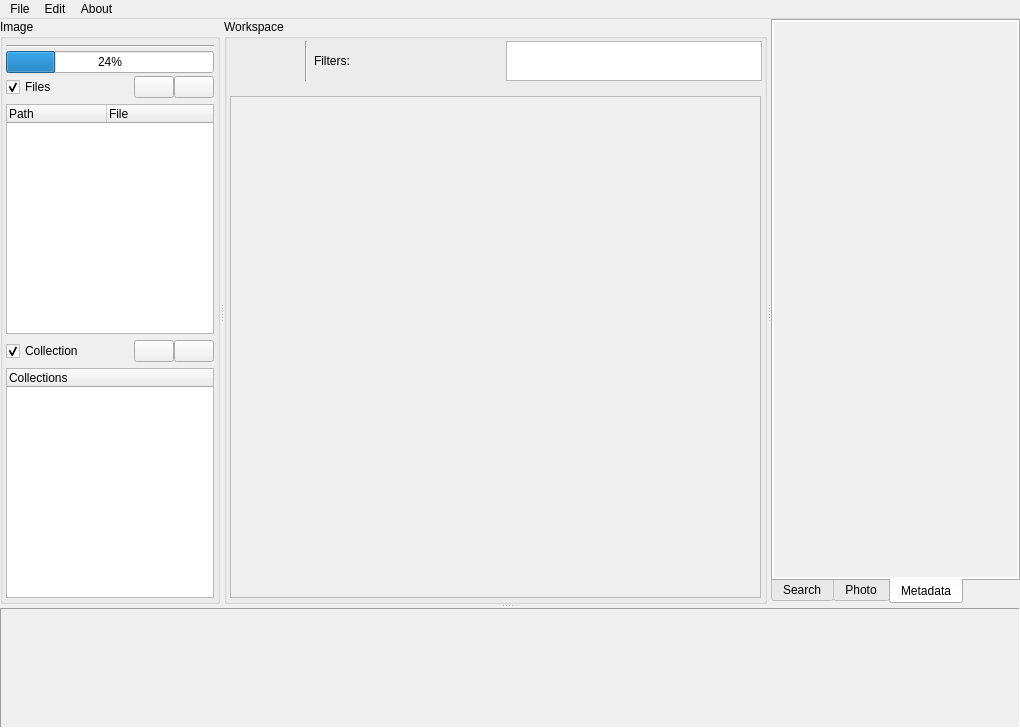
First picture: the form in workflow/ui/emamainwindow.ui, repository cseyve/piaf, before the edit.
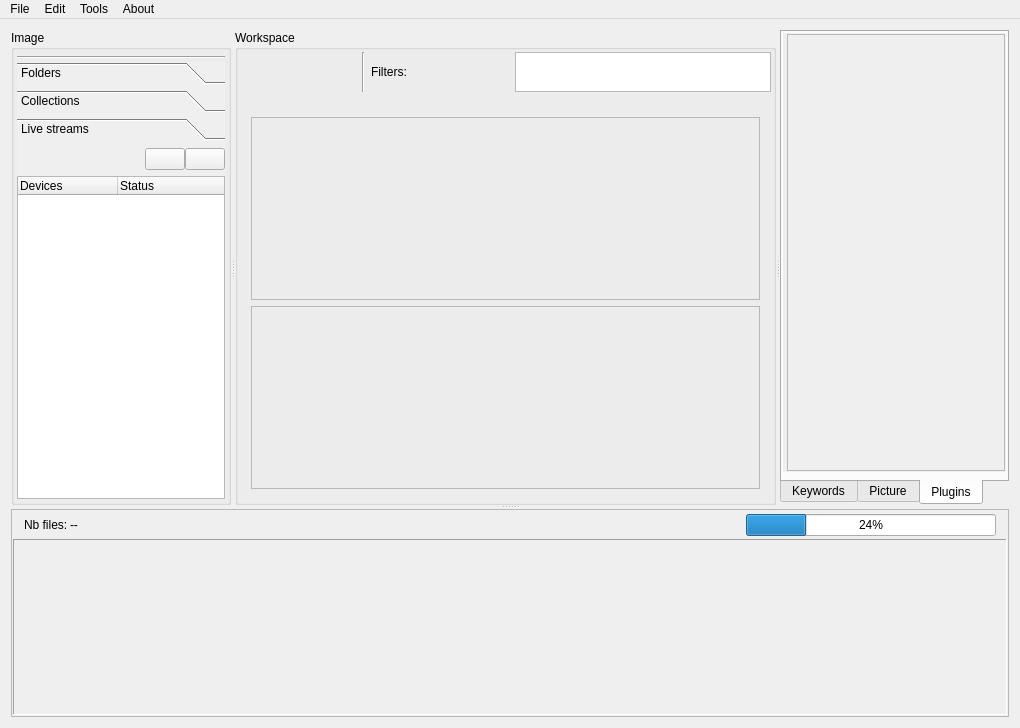
Second picture: the form after the edit. The open tabs and pages were chosen to show the change. Icons and pictures are not drawn. Custom widgets are drawn as their Qt base class.

Commit message: Piaf workflow: compilation is done! Piaf plugin sequencer now compile, still many works to make it functional ! (please heeeellllp !)

```diff
--- a/workflow/ui/emamainwindow.ui
+++ b/workflow/ui/emamainwindow.ui
@@ -11,7 +11,7 @@
    </rect>
   </property>
   <property name="windowTitle">
-   <string>Ema - Sort your pictures</string>
+   <string>Piaf Workflow</string>
   </property>
   <property name="windowIcon">
    <iconset resource="../ema.qrc">
@@ -22,14 +22,8 @@
   </property>
   <widget class="QWidget" name="centralwidget">
    <layout class="QVBoxLayout" name="verticalLayout">
-    <property name="spacing">
-     <number>1</number>
-    </property>
-    <property name="margin">
-     <number>0</number>
-    </property>
     <item>
-     <widget class="QSplitter" name="splitter_3">
+     <widget class="QSplitter" name="splitter">
       <property name="orientation">
        <enum>Qt::Vertical</enum>
       </property>
@@ -71,16 +65,6 @@
            </property>
           </widget>
          </item>
-         <item>
-          <widget class="QProgressBar" name="loadProgressBar">
-           <property name="toolTip">
-            <string>Files importation progress</string>
-           </property>
-           <property name="value">
-            <number>24</number>
-           </property>
-          </widget>
-         </item>
          <item>
           <widget class="QScrollArea" name="leftScrollArea">
            <property name="frameShape">
@@ -98,7 +82,7 @@
               <x>0</x>
               <y>0</y>
               <width>206</width>
-              <height>510</height>
+              <height>485</height>
              </rect>
             </property>
             <layout class="QVBoxLayout" name="verticalLayout_14">
@@ -106,28 +90,52 @@
               <number>0</number>
              </property>
              <item>
-              <widget class="QWidget" name="widget" native="true">
-               <layout class="QHBoxLayout" name="horizontalLayout">
+              <widget class="QToolBox" name="inputsToolBox">
+               <property name="sizePolicy">
+                <sizepolicy hsizetype="Preferred" vsizetype="Expanding">
+                 <horstretch>0</horstretch>
+                 <verstretch>0</verstretch>
+                </sizepolicy>
+               </property>
+               <property name="toolTip">
+                <string>Live stream devices</string>
+               </property>
+               <property name="currentIndex">
+                <number>0</number>
+               </property>
+               <widget class="QWidget" name="page">
+                <property name="geometry">
+                 <rect>
+                  <x>0</x>
+                  <y>0</y>
+                  <width>206</width>
+                  <height>398</height>
+                 </rect>
+                </property>
+                <attribute name="label">
+                 <string>Folders</string>
+                </attribute>
+                <layout class="QVBoxLayout" name="verticalLayout_7">
                 <property name="spacing">
                  <number>0</number>
                 </property>
-                <property name="margin">
+                 <property name="leftMargin">
+                  <number>0</number>
+                 </property>
+                 <property name="topMargin">
+                  <number>2</number>
+                 </property>
+                 <property name="rightMargin">
+                  <number>0</number>
+                 </property>
+                 <property name="bottomMargin">
                  <number>0</number>
                 </property>
                 <item>
-                 <widget class="QCheckBox" name="filesShowCheckBox">
-                  <property name="text">
-                   <string>Files</string>
-                  </property>
-                  <property name="icon">
-                   <iconset resource="../ema.qrc">
-                    <normaloff>:/icons/icons/16x16/view-list-tree.png</normaloff>:/icons/icons/16x16/view-list-tree.png</iconset>
-                  </property>
-                  <property name="checked">
-                   <bool>true</bool>
-                  </property>
-                 </widget>
-                </item>
+                  <layout class="QHBoxLayout" name="horizontalLayout_2">
+                   <property name="spacing">
+                    <number>0</number>
+                   </property>
                 <item>
                  <spacer name="horizontalSpacer_3">
                   <property name="orientation">
@@ -135,8 +143,8 @@
                   </property>
                   <property name="sizeHint" stdset="0">
                    <size>
-                    <width>40</width>
-                    <height>20</height>
+                       <width>27</width>
+                       <height>31</height>
                    </size>
                   </property>
                  </spacer>
@@ -144,7 +152,7 @@
                 <item>
                  <widget class="QPushButton" name="filesLoadButton">
                   <property name="toolTip">
-                   <string>Add a list of picture files</string>
+                      <string>Add a directory to managed directories list</string>
                   </property>
                   <property name="text">
                    <string/>
@@ -153,6 +161,12 @@
                    <iconset resource="../ema.qrc">
                     <normaloff>:/icons/icons/16x16/list-add.png</normaloff>:/icons/icons/16x16/list-add.png</iconset>
                   </property>
+                     <property name="iconSize">
+                      <size>
+                       <width>16</width>
+                       <height>16</height>
+                      </size>
+                     </property>
                   <property name="shortcut">
                    <string>Ctrl+O</string>
                   </property>
@@ -161,7 +175,7 @@
                 <item>
                  <widget class="QPushButton" name="filesClearButton">
                   <property name="toolTip">
-                   <string>Clear the files</string>
+                      <string>Remove selected directory</string>
                   </property>
                   <property name="text">
                    <string/>
@@ -170,10 +184,15 @@
                    <iconset resource="../ema.qrc">
                     <normaloff>:/icons/icons/16x16/list-remove.png</normaloff>:/icons/icons/16x16/list-remove.png</iconset>
                   </property>
+                     <property name="iconSize">
+                      <size>
+                       <width>16</width>
+                       <height>16</height>
+                      </size>
+                     </property>
                  </widget>
                 </item>
                </layout>
-              </widget>
              </item>
              <item>
               <widget class="QTreeWidget" name="filesTreeWidget">
@@ -191,11 +210,41 @@
                </column>
                <column>
                 <property name="text">
-                 <string>File</string>
+                     <string>Files</string>
                 </property>
                </column>
               </widget>
              </item>
+                </layout>
+               </widget>
+               <widget class="QWidget" name="page_2">
+                <property name="geometry">
+                 <rect>
+                  <x>0</x>
+                  <y>0</y>
+                  <width>206</width>
+                  <height>398</height>
+                 </rect>
+                </property>
+                <attribute name="label">
+                 <string>Collections</string>
+                </attribute>
+                <layout class="QVBoxLayout" name="verticalLayout_9">
+                 <property name="spacing">
+                  <number>0</number>
+                 </property>
+                 <property name="leftMargin">
+                  <number>0</number>
+                 </property>
+                 <property name="topMargin">
+                  <number>2</number>
+                 </property>
+                 <property name="rightMargin">
+                  <number>0</number>
+                 </property>
+                 <property name="bottomMargin">
+                  <number>0</number>
+                 </property>
              <item>
               <widget class="QWidget" name="widget_2" native="true">
                <layout class="QHBoxLayout" name="horizontalLayout_16">
@@ -205,16 +254,6 @@
                 <property name="margin">
                  <number>0</number>
                 </property>
-                <item>
-                 <widget class="QCheckBox" name="collecShowCheckBox">
-                  <property name="text">
-                   <string>Collection</string>
-                  </property>
-                  <property name="checked">
-                   <bool>true</bool>
-                  </property>
-                 </widget>
-                </item>
                 <item>
                  <spacer name="horizontalSpacer_2">
                   <property name="orientation">
@@ -240,6 +279,12 @@
                    <iconset resource="../ema.qrc">
                     <normaloff>:/icons/icons/16x16/list-add.png</normaloff>:/icons/icons/16x16/list-add.png</iconset>
                   </property>
+                      <property name="iconSize">
+                       <size>
+                        <width>16</width>
+                        <height>16</height>
+                       </size>
+                      </property>
                  </widget>
                 </item>
                 <item>
@@ -254,6 +299,12 @@
                    <iconset resource="../ema.qrc">
                     <normaloff>:/icons/icons/16x16/list-remove.png</normaloff>:/icons/icons/16x16/list-remove.png</iconset>
                   </property>
+                      <property name="iconSize">
+                       <size>
+                        <width>16</width>
+                        <height>16</height>
+                       </size>
+                      </property>
                  </widget>
                 </item>
                </layout>
@@ -273,6 +324,107 @@
              </item>
             </layout>
            </widget>
+               <widget class="QWidget" name="page_3">
+                <property name="geometry">
+                 <rect>
+                  <x>0</x>
+                  <y>0</y>
+                  <width>206</width>
+                  <height>398</height>
+                 </rect>
+                </property>
+                <attribute name="label">
+                 <string>Live streams</string>
+                </attribute>
+                <layout class="QVBoxLayout" name="verticalLayout_12">
+                 <property name="leftMargin">
+                  <number>0</number>
+                 </property>
+                 <property name="topMargin">
+                  <number>2</number>
+                 </property>
+                 <property name="rightMargin">
+                  <number>0</number>
+                 </property>
+                 <property name="bottomMargin">
+                  <number>0</number>
+                 </property>
+                 <item>
+                  <widget class="QWidget" name="widget_3" native="true">
+                   <layout class="QHBoxLayout" name="horizontalLayout_17">
+                    <property name="spacing">
+                     <number>0</number>
+                    </property>
+                    <property name="margin">
+                     <number>0</number>
+                    </property>
+                    <item>
+                     <spacer name="horizontalSpacer_4">
+                      <property name="orientation">
+                       <enum>Qt::Horizontal</enum>
+                      </property>
+                      <property name="sizeHint" stdset="0">
+                       <size>
+                        <width>40</width>
+                        <height>20</height>
+                       </size>
+                      </property>
+                     </spacer>
+                    </item>
+                    <item>
+                     <widget class="QPushButton" name="deviceAddButton">
+                      <property name="toolTip">
+                       <string>Create a new collection</string>
+                      </property>
+                      <property name="text">
+                       <string/>
+                      </property>
+                      <property name="icon">
+                       <iconset resource="../ema.qrc">
+                        <normaloff>:/icons/icons/16x16/list-add.png</normaloff>:/icons/icons/16x16/list-add.png</iconset>
+                      </property>
+                     </widget>
+                    </item>
+                    <item>
+                     <widget class="QPushButton" name="deviceClearButton">
+                      <property name="toolTip">
+                       <string>Clear the list of collections</string>
+                      </property>
+                      <property name="text">
+                       <string/>
+                      </property>
+                      <property name="icon">
+                       <iconset resource="../ema.qrc">
+                        <normaloff>:/icons/icons/16x16/list-remove.png</normaloff>:/icons/icons/16x16/list-remove.png</iconset>
+                      </property>
+                     </widget>
+                    </item>
+                   </layout>
+                  </widget>
+                 </item>
+                 <item>
+                  <widget class="QTreeWidget" name="deviceTreeWidget">
+                   <property name="toolTip">
+                    <string>List of live devices</string>
+                   </property>
+                   <column>
+                    <property name="text">
+                     <string>Devices</string>
+                    </property>
+                   </column>
+                   <column>
+                    <property name="text">
+                     <string>Status</string>
+                    </property>
+                   </column>
+                  </widget>
+                 </item>
+                </layout>
+               </widget>
+              </widget>
+             </item>
+            </layout>
+           </widget>
           </widget>
          </item>
         </layout>
@@ -384,6 +536,20 @@
              </property>
             </widget>
            </item>
+           <item>
+            <widget class="QPushButton" name="workspaceButton">
+             <property name="text">
+              <string/>
+             </property>
+             <property name="icon">
+              <iconset resource="../ema.qrc">
+               <normaloff>:/icons/icons/16x16/view-list-tree.png</normaloff>:/icons/icons/16x16/view-list-tree.png</iconset>
+             </property>
+             <property name="flat">
+              <bool>true</bool>
+             </property>
+            </widget>
+           </item>
            <item>
             <widget class="Line" name="line_4">
              <property name="orientation">
@@ -435,7 +601,7 @@
          <item>
           <widget class="QStackedWidget" name="stackedWidget">
            <property name="currentIndex">
-            <number>1</number>
+            <number>2</number>
            </property>
            <widget class="QWidget" name="page_mainImage">
             <layout class="QVBoxLayout" name="verticalLayout_11">
@@ -468,8 +634,8 @@
                  <rect>
                   <x>0</x>
                   <y>0</y>
-                  <width>521</width>
-                  <height>488</height>
+                  <width>96</width>
+                  <height>26</height>
                  </rect>
                 </property>
                 <layout class="QVBoxLayout" name="verticalLayout_6">
@@ -497,6 +663,30 @@
              </item>
             </layout>
            </widget>
+           <widget class="QWidget" name="page_workspace">
+            <layout class="QVBoxLayout" name="verticalLayout_13">
+             <item>
+              <widget class="QFrame" name="workshopFrame">
+               <property name="frameShape">
+                <enum>QFrame::StyledPanel</enum>
+               </property>
+               <property name="frameShadow">
+                <enum>QFrame::Raised</enum>
+               </property>
+              </widget>
+             </item>
+             <item>
+              <widget class="QFrame" name="frame_2">
+               <property name="frameShape">
+                <enum>QFrame::StyledPanel</enum>
+               </property>
+               <property name="frameShadow">
+                <enum>QFrame::Raised</enum>
+               </property>
+              </widget>
+             </item>
+            </layout>
+           </widget>
           </widget>
          </item>
         </layout>
@@ -531,7 +721,7 @@
         </property>
         <widget class="QWidget" name="tabSearch">
          <attribute name="title">
-          <string>Search</string>
+          <string>Keywords</string>
          </attribute>
          <attribute name="toolTip">
           <string>Search by criterions</string>
@@ -564,7 +754,7 @@
           <item>
            <widget class="QLabel" name="keywLabel">
             <property name="text">
-             <string>Keyword (IPTC)</string>
+             <string>Keyword </string>
             </property>
            </widget>
           </item>
@@ -576,7 +766,11 @@
             <item>
              <widget class="QPushButton" name="searchButton">
               <property name="text">
-               <string>&gt;</string>
+               <string/>
+              </property>
+              <property name="icon">
+               <iconset resource="../ema.qrc">
+                <normaloff>:/icons/icons/16x16/view-filter.png</normaloff>:/icons/icons/16x16/view-filter.png</iconset>
               </property>
              </widget>
             </item>
@@ -657,6 +851,9 @@
             </item>
            </layout>
           </item>
+          <item>
+           <widget class="MetadataWidget" name="exifScrollArea" native="true"/>
+          </item>
           <item>
            <spacer name="verticalSpacer_2">
             <property name="orientation">
@@ -674,7 +871,7 @@
         </widget>
         <widget class="QWidget" name="tab_info">
          <attribute name="title">
-          <string>Photo</string>
+          <string>Picture</string>
          </attribute>
          <attribute name="toolTip">
           <string>Information about current picture</string>
@@ -698,9 +895,9 @@
           </item>
          </layout>
         </widget>
-        <widget class="QWidget" name="tab_metadata">
+        <widget class="QWidget" name="tab_plugins">
          <attribute name="title">
-          <string>Metadata</string>
+          <string>Plugins</string>
          </attribute>
          <attribute name="toolTip">
           <string>Metadata</string>
@@ -725,8 +922,8 @@
               <rect>
                <x>0</x>
                <y>0</y>
-               <width>245</width>
-               <height>546</height>
+               <width>210</width>
+               <height>479</height>
               </rect>
              </property>
              <layout class="QVBoxLayout" name="verticalLayout_3">
@@ -743,16 +940,101 @@
                <number>1</number>
               </property>
               <item>
-               <widget class="MetadataWidget" name="exifScrollArea" native="true"/>
+               <widget class="QFrame" name="pluginsFrame">
+                <property name="frameShape">
+                 <enum>QFrame::StyledPanel</enum>
+                </property>
+                <property name="frameShadow">
+                 <enum>QFrame::Raised</enum>
+                </property>
+               </widget>
               </item>
              </layout>
             </widget>
            </widget>
           </item>
+          <item>
+           <widget class="PluginEditorForm" name="pluginManagerForm" native="true"/>
+          </item>
          </layout>
         </widget>
        </widget>
       </widget>
+      <widget class="QFrame" name="bottomFrame">
+       <property name="frameShape">
+        <enum>QFrame::StyledPanel</enum>
+       </property>
+       <property name="frameShadow">
+        <enum>QFrame::Raised</enum>
+       </property>
+       <layout class="QVBoxLayout" name="verticalLayout_15">
+        <property name="spacing">
+         <number>1</number>
+        </property>
+        <property name="leftMargin">
+         <number>1</number>
+        </property>
+        <property name="topMargin">
+         <number>4</number>
+        </property>
+        <property name="rightMargin">
+         <number>1</number>
+        </property>
+        <property name="bottomMargin">
+         <number>1</number>
+        </property>
+        <item>
+         <widget class="QWidget" name="widget" native="true">
+          <layout class="QHBoxLayout" name="horizontalLayout">
+           <property name="spacing">
+            <number>2</number>
+           </property>
+           <property name="topMargin">
+            <number>0</number>
+           </property>
+           <property name="bottomMargin">
+            <number>2</number>
+           </property>
+           <item>
+            <widget class="QLabel" name="label">
+             <property name="text">
+              <string>Nb files:</string>
+             </property>
+            </widget>
+           </item>
+           <item>
+            <widget class="QLabel" name="nbFilesLabel">
+             <property name="sizePolicy">
+              <sizepolicy hsizetype="Expanding" vsizetype="Preferred">
+               <horstretch>0</horstretch>
+               <verstretch>0</verstretch>
+              </sizepolicy>
+             </property>
+             <property name="text">
+              <string>--</string>
+             </property>
+            </widget>
+           </item>
+           <item>
+            <widget class="QProgressBar" name="loadProgressBar">
+             <property name="maximumSize">
+              <size>
+               <width>250</width>
+               <height>16777215</height>
+              </size>
+             </property>
+             <property name="toolTip">
+              <string>Files importation progress</string>
+             </property>
+             <property name="value">
+              <number>24</number>
+             </property>
+            </widget>
+           </item>
+          </layout>
+         </widget>
+        </item>
+        <item>
       <widget class="QScrollArea" name="imageScrollArea">
        <property name="minimumSize">
         <size>
@@ -786,13 +1068,16 @@
          <rect>
           <x>0</x>
           <y>0</y>
-          <width>1018</width>
+             <width>996</width>
           <height>118</height>
          </rect>
         </property>
         <layout class="QHBoxLayout" name="horizontalLayout_3"/>
        </widget>
       </widget>
+        </item>
+       </layout>
+      </widget>
      </widget>
     </item>
    </layout>
@@ -811,6 +1096,7 @@
      <string>File</string>
     </property>
     <addaction name="actionPreferences"/>
+    <addaction name="actionQuit"/>
    </widget>
    <widget class="QMenu" name="menuAbout">
     <property name="title">
@@ -823,19 +1109,75 @@
      <string>Edit</string>
     </property>
    </widget>
+   <widget class="QMenu" name="menuTools">
+    <property name="title">
+     <string>Tools</string>
+    </property>
+    <addaction name="actionConvert_images_to_AVI"/>
+    <addaction name="actionBatch_processor"/>
+    <addaction name="actionEdit_plugins"/>
+   </widget>
    <addaction name="menuFile"/>
    <addaction name="menuEdit"/>
+   <addaction name="menuTools"/>
    <addaction name="menuAbout"/>
   </widget>
   <action name="actionPreferences">
+   <property name="icon">
+    <iconset resource="../../main/piaf.qrc">
+     <normaloff>:/images/16x16/configure.png</normaloff>:/images/16x16/configure.png</iconset>
+   </property>
    <property name="text">
     <string>Preferences</string>
    </property>
   </action>
   <action name="actionAbout">
+   <property name="icon">
+    <iconset resource="../ema.qrc">
+     <normaloff>:/icons/icons/16x16/help-about.png</normaloff>:/icons/icons/16x16/help-about.png</iconset>
+   </property>
    <property name="text">
     <string>About Ema</string>
    </property>
+   <property name="toolTip">
+    <string>About Piaf Workflow</string>
+   </property>
+  </action>
+  <action name="actionConvert_images_to_AVI">
+   <property name="icon">
+    <iconset resource="../../main/piaf.qrc">
+     <normaloff>:/images/16x16/tool-animator.png</normaloff>:/images/16x16/tool-animator.png</iconset>
+   </property>
+   <property name="text">
+    <string>Convert images to AVI</string>
+   </property>
+  </action>
+  <action name="actionBatch_processor">
+   <property name="icon">
+    <iconset resource="../../main/piaf.qrc">
+     <normaloff>:/images/16x16/system-run.png</normaloff>:/images/16x16/system-run.png</iconset>
+   </property>
+   <property name="text">
+    <string>Batch processor</string>
+   </property>
+  </action>
+  <action name="actionEdit_plugins">
+   <property name="icon">
+    <iconset resource="../../main/piaf.qrc">
+     <normaloff>:/images/pixmaps/filter.png</normaloff>:/images/pixmaps/filter.png</iconset>
+   </property>
+   <property name="text">
+    <string>Edit plugins</string>
+   </property>
+  </action>
+  <action name="actionQuit">
+   <property name="icon">
+    <iconset resource="../ema.qrc">
+     <normaloff>:/icons/icons/16x16/application-exit.png</normaloff>:/icons/icons/16x16/application-exit.png</iconset>
+   </property>
+   <property name="text">
+    <string>Quit</string>
+   </property>
   </action>
  </widget>
  <layoutdefault spacing="6" margin="11"/>
@@ -870,6 +1212,12 @@
    <header location="global">filtermanagerform.h</header>
    <container>1</container>
   </customwidget>
+  <customwidget>
+   <class>PluginEditorForm</class>
+   <extends>QWidget</extends>
+   <header>plugineditorform.h</header>
+   <container>1</container>
+  </customwidget>
  </customwidgets>
  <resources>
   <include location="../ema.qrc"/>
```
Left out of the diff: 1 changed line with no effect on the pictures. Lines whose indentation alone changed are shown as unchanged. The commit also changes 16 other files.
